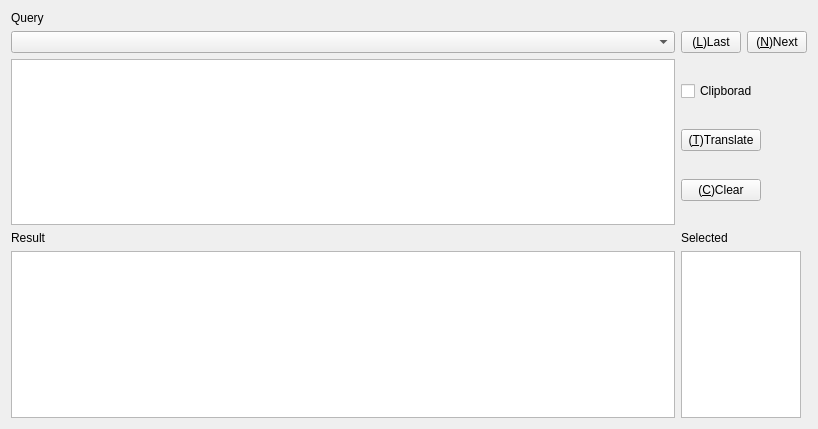
First picture: the form in PaperTranUI.ui, repository lkjie/paper-translator, before the edit.
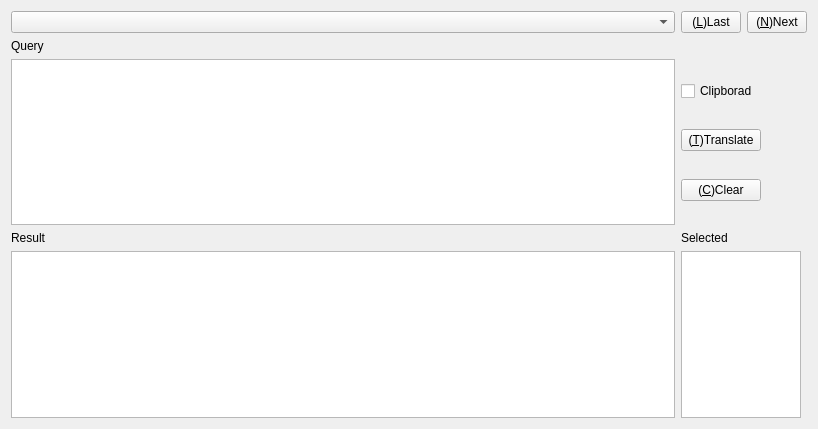
Second picture: the form after the edit.

Commit message: 1. 拆分翻译类 2. 添加历史记录 3. 修正新bug 4. 调整格式

```diff
--- a/PaperTranUI.ui
+++ b/PaperTranUI.ui
@@ -22,7 +22,7 @@
   <layout class="QGridLayout" name="gridLayout_2">
    <item row="0" column="0">
     <layout class="QGridLayout" name="gridLayout">
-     <item row="3" column="0">
+     <item row="4" column="0">
       <widget class="QTextEdit" name="textEdit_1">
        <property name="font">
         <font>
@@ -31,7 +31,7 @@
        </property>
       </widget>
      </item>
-     <item row="7" column="0">
+     <item row="8" column="0">
       <widget class="QTextEdit" name="textEdit_2">
        <property name="font">
         <font>
@@ -40,14 +40,14 @@
        </property>
       </widget>
      </item>
-     <item row="6" column="0">
+     <item row="7" column="0">
       <widget class="QLabel" name="label_2">
        <property name="text">
         <string>Result</string>
        </property>
       </widget>
      </item>
-     <item row="3" column="1">
+     <item row="4" column="1">
       <layout class="QVBoxLayout" name="verticalLayout_1">
        <item>
         <widget class="QCheckBox" name="checkBox">
@@ -90,7 +90,7 @@
        </item>
       </layout>
      </item>
-     <item row="7" column="1">
+     <item row="8" column="1">
       <widget class="QTextEdit" name="textEdit_3">
        <property name="maximumSize">
         <size>
@@ -105,14 +105,7 @@
        </property>
       </widget>
      </item>
-     <item row="1" column="0">
-      <widget class="QLabel" name="label">
-       <property name="text">
-        <string>Query</string>
-       </property>
-      </widget>
-     </item>
-     <item row="6" column="1">
+     <item row="7" column="1">
       <widget class="QLabel" name="label_3">
        <property name="text">
         <string>Selected</string>
@@ -168,6 +161,13 @@
        </property>
       </widget>
      </item>
+     <item row="3" column="0">
+      <widget class="QLabel" name="label">
+       <property name="text">
+        <string>Query</string>
+       </property>
+      </widget>
+     </item>
     </layout>
    </item>
   </layout>
```
The commit also changes 1 other file.
